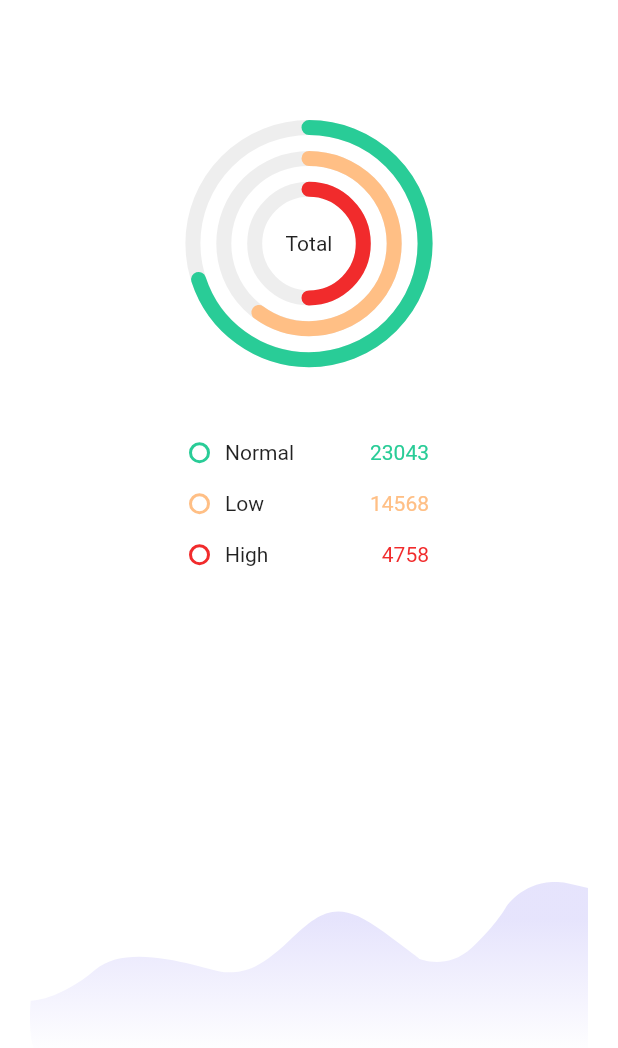
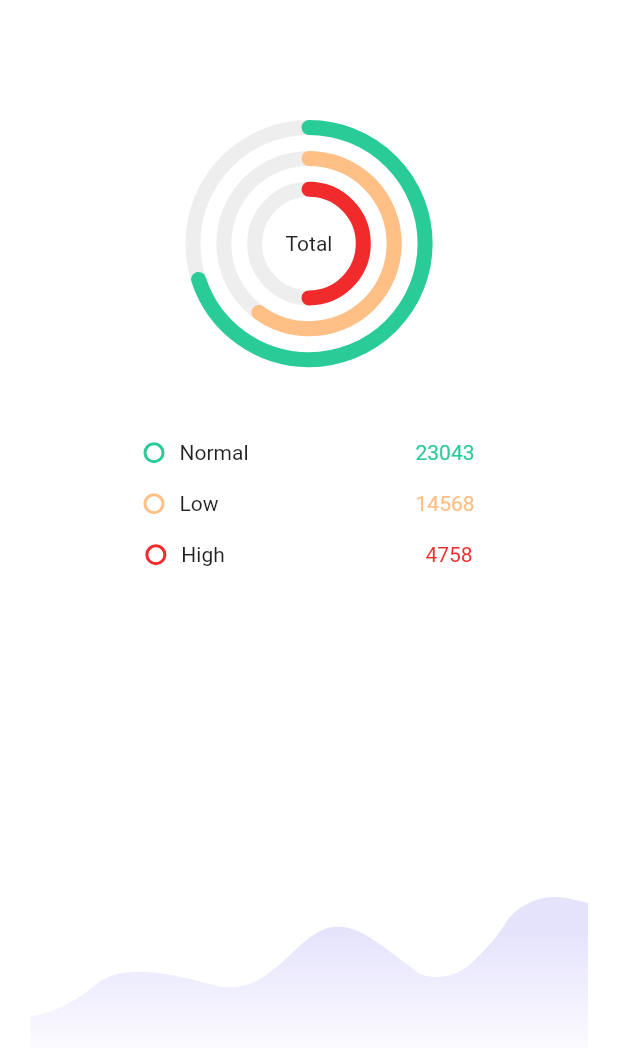
Before and after one commit to mbaguszulmi/TriageApp, a Flutter app: the Home screen opened directly, on a phone screen of 412 x 824 dp. Shown: the top 1048 px of the screen. Run offline on Flutter 3.47's test engine with Material 2 defaults, Android fonts, the phone set to English and light mode, and no system bars; drawn by our look-alikes of percent_indicator; our stand-ins replace flutter_svg; missing offline and left inert: barcode_scan.

Commit message:
Fix overflow issue

```diff
--- a/lib/pages/home.dart
+++ b/lib/pages/home.dart
@@ -14,21 +14,34 @@ class _HomeState extends State<Home> {
       backgroundColor: Colors.transparent,
       body: SingleChildScrollView(
         child: Column(
-          mainAxisSize: MainAxisSize.max,
+          mainAxisSize: MainAxisSize.min,
           mainAxisAlignment: MainAxisAlignment.spaceAround,
           children: <Widget>[
-            Container(
+            ConstrainedBox(
+              constraints: BoxConstraints(
+                minHeight: MediaQuery.of(context).size.height - 110,
+              ),
+              child: Container(
                 margin: EdgeInsets.fromLTRB(20, 40, 20, 0),
                 width: MediaQuery.of(context).size.width,
-              height: MediaQuery.of(context).size.height - 160,
                 decoration: BoxDecoration(
                   color: Colors.white,
                   borderRadius: BorderRadius.circular(20)
                 ),
                 child: Stack(
                   children: <Widget>[
+                    Positioned(
+                      bottom: 0,
+                      left: 0,
+                      width: MediaQuery.of(context).size.width,
+                      child: SvgPicture.asset(
+                        'assets/svg/bottomcurve.svg',
+                        width: MediaQuery.of(context).size.width,
+                        semanticsLabel: 'Bottom curve',
+                      ),
+                    ),
                     Column(
-                    mainAxisSize: MainAxisSize.max,
+                      mainAxisSize: MainAxisSize.min,
                       children: <Widget>[
                         Container(
                           width: MediaQuery.of(context).size.width - 40,
@@ -68,11 +81,12 @@ class _HomeState extends State<Home> {
                         Container(
                           padding: EdgeInsets.all(20),
                           alignment: Alignment.center,
-                        width: 200,
                           child: Column(
+                            mainAxisSize: MainAxisSize.min,
                             children: <Widget>[
                               Row(
-                              mainAxisAlignment: MainAxisAlignment.spaceBetween,
+                                // mainAxisSize: MainAxisSize.min,
+                                mainAxisAlignment: MainAxisAlignment.spaceAround,
                                 children: <Widget>[
                                   Row(
                                     children: <Widget>[
@@ -89,7 +103,6 @@ class _HomeState extends State<Home> {
                                         ),
                                       ),
                                       Container(
-                                      margin: EdgeInsets.only(right: 20),
                                         child: Text('Normal')
                                       )
                                     ],
@@ -103,7 +116,8 @@ class _HomeState extends State<Home> {
                                 ],
                               ),
                               Row(
-                              mainAxisAlignment: MainAxisAlignment.spaceBetween,
+                                mainAxisAlignment: MainAxisAlignment.spaceAround,
+                                // mainAxisSize: MainAxisSize.min,
                                 children: <Widget>[
                                   Row(
                                     children: <Widget>[
@@ -134,7 +148,8 @@ class _HomeState extends State<Home> {
                                 ],
                               ),
                               Row(
-                              mainAxisAlignment: MainAxisAlignment.spaceBetween,
+                                mainAxisAlignment: MainAxisAlignment.spaceAround,
+                                // mainAxisSize: MainAxisSize.min,
                                 children: <Widget>[
                                   Row(
                                     children: <Widget>[
@@ -169,19 +184,11 @@ class _HomeState extends State<Home> {
                         ),
                       ],
                     ),
-                  Positioned(
-                    bottom: 0,
-                    left: 0,
-                    width: MediaQuery.of(context).size.width,
-                    child: SvgPicture.asset(
-                      'assets/svg/bottomcurve.svg',
-                      width: MediaQuery.of(context).size.width,
-                      semanticsLabel: 'Bottom curve',
-                    ),
-                  )
                   ],
                 )
               ),
+            )
+
           ],
         )
       )
```
Lines whose indentation alone changed are shown as unchanged.
